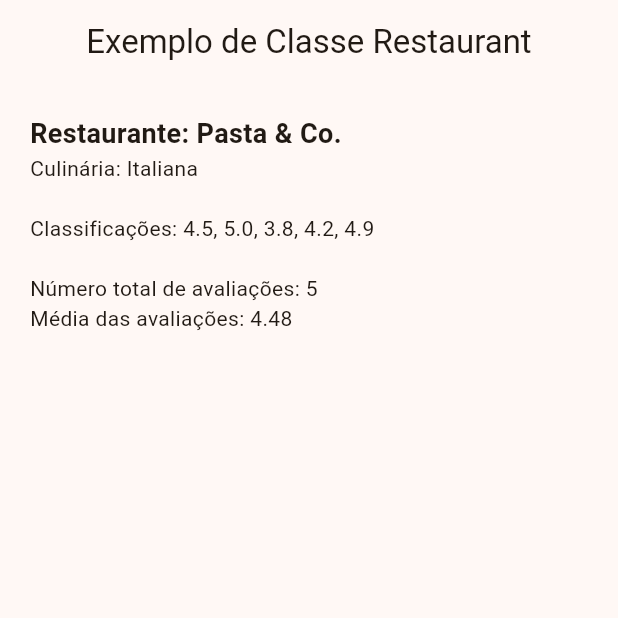
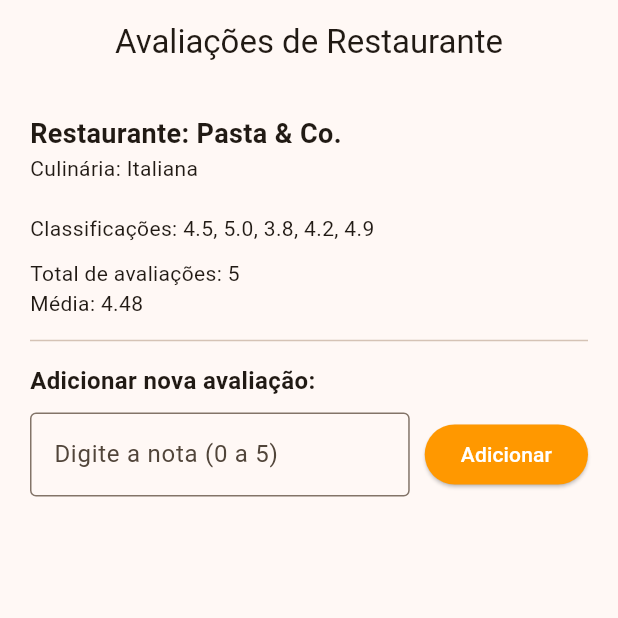
Before and after one commit to Antonio0203/atv_5, a Flutter app: the screen it shows after launch, on a phone screen of 412 x 824 dp, the top half of it. Run offline on Flutter 3.47's test engine with Material 3 defaults, Android fonts, the phone set to English and light mode, and no system bars.

Commit message:
Segundo commit

```diff
--- a/lib/main.dart
+++ b/lib/main.dart
@@ -10,7 +10,7 @@
   @override
   Widget build(BuildContext context) {
     return MaterialApp(
-      title: 'Classe Restaurant',
+      title: 'Classe Restaurant Interativa',
       debugShowCheckedModeBanner: false,
       theme: ThemeData(
         colorScheme: ColorScheme.fromSeed(seedColor: Colors.orange),
@@ -21,21 +21,56 @@
   }
 }
 
-class RestaurantScreen extends StatelessWidget {
+class RestaurantScreen extends StatefulWidget {
   const RestaurantScreen({super.key});
 
   @override
+  State<RestaurantScreen> createState() => _RestaurantScreenState();
+}
+
+class _RestaurantScreenState extends State<RestaurantScreen> {
+  // Instância inicial do restaurante
+  final Restaurant restaurant = Restaurant(
+    name: 'Pasta & Co.',
+    cuisine: 'Italiana',
+    ratings: [4.5, 5.0, 3.8, 4.2, 4.9],
+  );
+
+  final TextEditingController _ratingController = TextEditingController();
+
+  // Função para adicionar uma nova avaliação
+  void _adicionarAvaliacao() {
+    final text = _ratingController.text.trim();
+    final double? novaAvaliacao = double.tryParse(text);
+
+    if (novaAvaliacao == null || novaAvaliacao < 0 || novaAvaliacao > 5) {
+      ScaffoldMessenger.of(context).showSnackBar(
+        const SnackBar(
+          content: Text('Digite uma nota válida entre 0 e 5.'),
+          backgroundColor: Colors.redAccent,
+        ),
+      );
+      return;
+    }
+
+    setState(() {
+      restaurant.addRating(novaAvaliacao);
+      _ratingController.clear();
+    });
+
+    ScaffoldMessenger.of(context).showSnackBar(
+      const SnackBar(
+        content: Text('Avaliação adicionada com sucesso! ⭐'),
+        backgroundColor: Colors.green,
+      ),
+    );
+  }
+
+  @override
   Widget build(BuildContext context) {
-
-    final restaurant = Restaurant(
-      name: 'Pasta & Co.',
-      cuisine: 'Italiana',
-      ratings: [4.5, 5.0, 3.8, 4.2, 4.9],
-    );
-
     return Scaffold(
       appBar: AppBar(
-        title: const Text('Exemplo de Classe Restaurant'),
+        title: const Text('Avaliações de Restaurante'),
         centerTitle: true,
       ),
       body: Padding(
@@ -50,9 +85,39 @@
             Text('Culinária: ${restaurant.cuisine}'),
             const SizedBox(height: 20),
             Text('Classificações: ${restaurant.ratings.join(', ')}'),
-            const SizedBox(height: 20),
-            Text('Número total de avaliações: ${restaurant.totalRatings}'),
-            Text('Média das avaliações: ${restaurant.averageRating.toStringAsFixed(2)}'),
+            const SizedBox(height: 10),
+            Text('Total de avaliações: ${restaurant.totalRatings}'),
+            Text('Média: ${restaurant.averageRating.toStringAsFixed(2)}'),
+            const Divider(height: 30),
+            const Text(
+              'Adicionar nova avaliação:',
+              style: TextStyle(fontSize: 16, fontWeight: FontWeight.bold),
+            ),
+            const SizedBox(height: 10),
+            Row(
+              children: [
+                Expanded(
+                  child: TextField(
+                    controller: _ratingController,
+                    keyboardType:
+                        const TextInputType.numberWithOptions(decimal: true),
+                    decoration: const InputDecoration(
+                      labelText: 'Digite a nota (0 a 5)',
+                      border: OutlineInputBorder(),
+                    ),
+                  ),
+                ),
+                const SizedBox(width: 10),
+                ElevatedButton(
+                  onPressed: _adicionarAvaliacao,
+                  style: ElevatedButton.styleFrom(
+                    backgroundColor: Colors.orange,
+                    foregroundColor: Colors.white,
+                  ),
+                  child: const Text('Adicionar'),
+                ),
+              ],
+            ),
           ],
         ),
       ),
@@ -60,25 +125,32 @@
   }
 }
 
-// Classe Restaurant aprimorada
 class Restaurant {
-  const Restaurant({
+  Restaurant({
     required this.name,
     required this.cuisine,
-    required this.ratings,
-  });
+    required List<double> ratings,
+  }) : _ratings = List<double>.from(ratings);
 
   final String name;
   final String cuisine;
-  final List<double> ratings;
+  final List<double> _ratings; // lista privada
 
-  // Getter que retorna o número total de classificações
-  int get totalRatings => ratings.length;
+  // Getter público para acessar as avaliações
+  List<double> get ratings => List.unmodifiable(_ratings);
 
-  // Getter que calcula a média das classificações
+  // Getter para o total de avaliações
+  int get totalRatings => _ratings.length;
+
+  // Getter para a média das avaliações
   double get averageRating {
-    if (ratings.isEmpty) return 0.0;
-    double soma = ratings.reduce((a, b) => a + b);
-    return soma / ratings.length;
+    if (_ratings.isEmpty) return 0.0;
+    double soma = _ratings.reduce((a, b) => a + b);
+    return soma / _ratings.length;
+  }
+
+  // Método para adicionar uma nova avaliação
+  void addRating(double value) {
+    _ratings.add(value);
   }
 }
```
